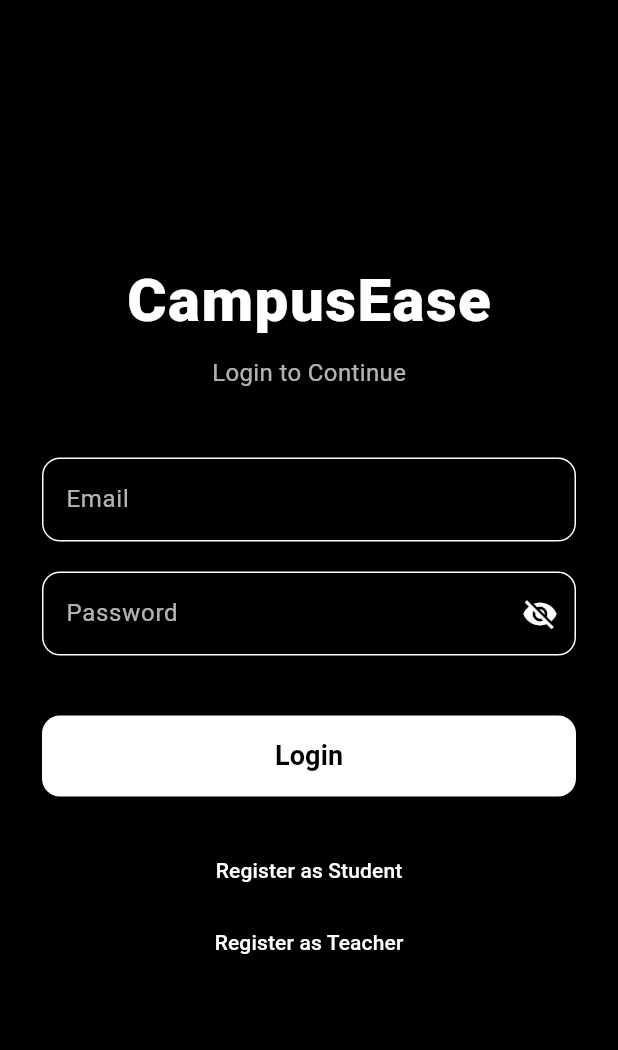
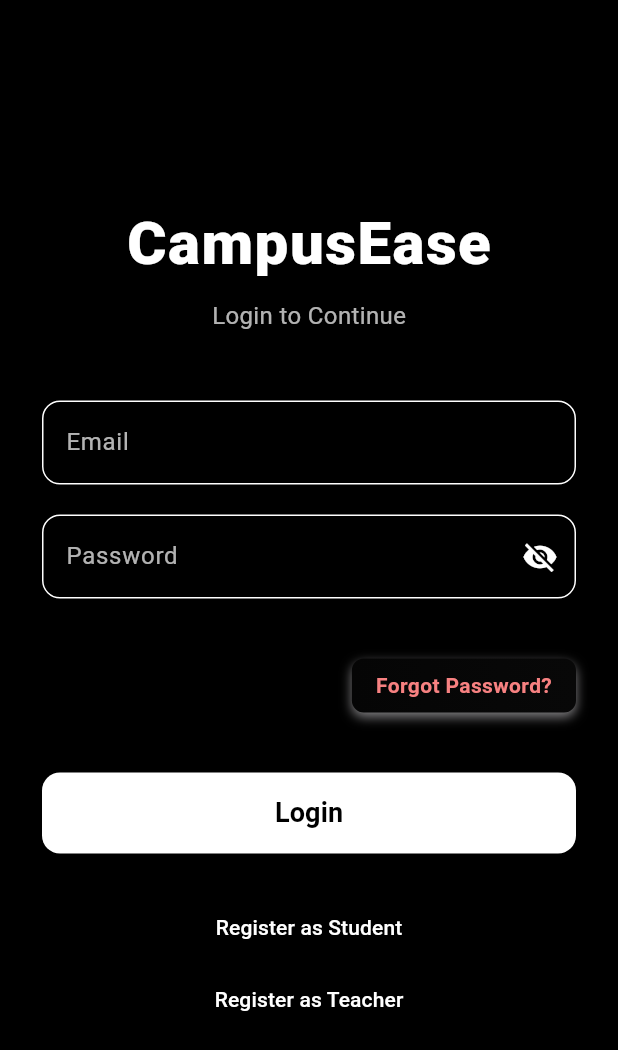
Before and after one commit to binoypr07/campusease, a Flutter app: the screen it shows after launch, on a phone screen of 412 x 824 dp. Shown: the top 1050 px of the screen. Run offline on Flutter 3.47's test engine with Material 3 defaults, Android fonts, the phone set to English and light mode, and no system bars; our stand-ins replace cloud_firestore, firebase_auth, firebase_core, get; accounts and stored records are empty.

Commit message:
Initial commit - Flutter project with LoginScree  Forgot Password

```diff
--- a/lib/views/auth/login_screen.dart
+++ b/lib/views/auth/login_screen.dart
@@ -28,7 +28,6 @@ class _LoginScreenState extends State<LoginScreen> {
           child: Column(
             crossAxisAlignment: CrossAxisAlignment.center,
             children: [
-
               // ---------------------------- APP TITLE ----------------------------
               Text(
                 "CampusEase",
@@ -43,10 +42,7 @@ class _LoginScreenState extends State<LoginScreen> {
 
               const Text(
                 "Login to Continue",
-                style: TextStyle(
-                  fontSize: 16,
-                  color: Colors.white70,
-                ),
+                style: TextStyle(fontSize: 16, color: Colors.white70),
               ),
 
               const SizedBox(height: 45),
@@ -86,7 +82,59 @@ class _LoginScreenState extends State<LoginScreen> {
               ),
 
               const SizedBox(height: 40),
-
+              // ----------------------------   FORGOT PASSWORD WITH POPUP ----------------------------
+              Align(
+                alignment: Alignment.centerRight,
+                child: TweenAnimationBuilder<double>(
+                  tween: Tween(begin: 1.0, end: 1.0),
+                  duration: const Duration(milliseconds: 100),
+                  builder: (context, scale, child) {
+                    return Transform.scale(scale: scale, child: child);
+                  },
+                  child: InkWell(
+                    borderRadius: BorderRadius.circular(8),
+                    onTap: () {
+                      // Show popup instead of navigating
+                    },
+                    child: Container(
+                      padding: const EdgeInsets.symmetric(
+                        vertical: 8,
+                        horizontal: 16,
+                      ),
+                      decoration: BoxDecoration(
+                        gradient: const LinearGradient(
+                          colors: [
+                            Color.fromARGB(255, 5, 5, 5),
+                            Color.fromARGB(255, 8, 8, 8),
+                          ],
+                        ),
+                        borderRadius: BorderRadius.circular(8),
+                        boxShadow: [
+                          BoxShadow(
+                            color: const Color.fromARGB(
+                              255,
+                              218,
+                              216,
+                              220,
+                            ).withOpacity(0.6),
+                            offset: const Offset(0, 3),
+                            blurRadius: 6,
+                          ),
+                        ],
+                      ),
+                      child: const Text(
+                        "Forgot Password?",
+                        style: TextStyle(
+                          color: Color.fromARGB(255, 247, 129, 129),
+                          fontWeight: FontWeight.bold,
+                          fontSize: 14,
+                        ),
+                      ),
+                    ),
+                  ),
+                ),
+              ),
+              const SizedBox(height: 40),
               // ---------------------------- LOGIN BUTTON ----------------------------
               SizedBox(
                 width: double.infinity,
@@ -101,9 +149,7 @@ class _LoginScreenState extends State<LoginScreen> {
                     ),
                   ),
                   child: isLoading
-                      ? const CircularProgressIndicator(
-                          color: Colors.black,
-                        )
+                      ? const CircularProgressIndicator(color: Colors.black)
                       : const Text(
                           "Login",
                           style: TextStyle(
@@ -132,7 +178,6 @@ class _LoginScreenState extends State<LoginScreen> {
                   style: TextStyle(color: Colors.white),
                 ),
               ),
-
             ],
           ),
         ),
@@ -144,10 +189,7 @@ class _LoginScreenState extends State<LoginScreen> {
   Future<void> loginUser() async {
     setState(() => isLoading = true);
 
-    var user = await authService.login(
-      email.text.trim(),
-      password.text.trim(),
-    );
+    var user = await authService.login(email.text.trim(), password.text.trim());
 
     setState(() => isLoading = false);
 
```
Also changed, not shown: lib/core/services/firebase_auth_service.dart (+5 -4 lines), pubspec.lock, 6 other files.
